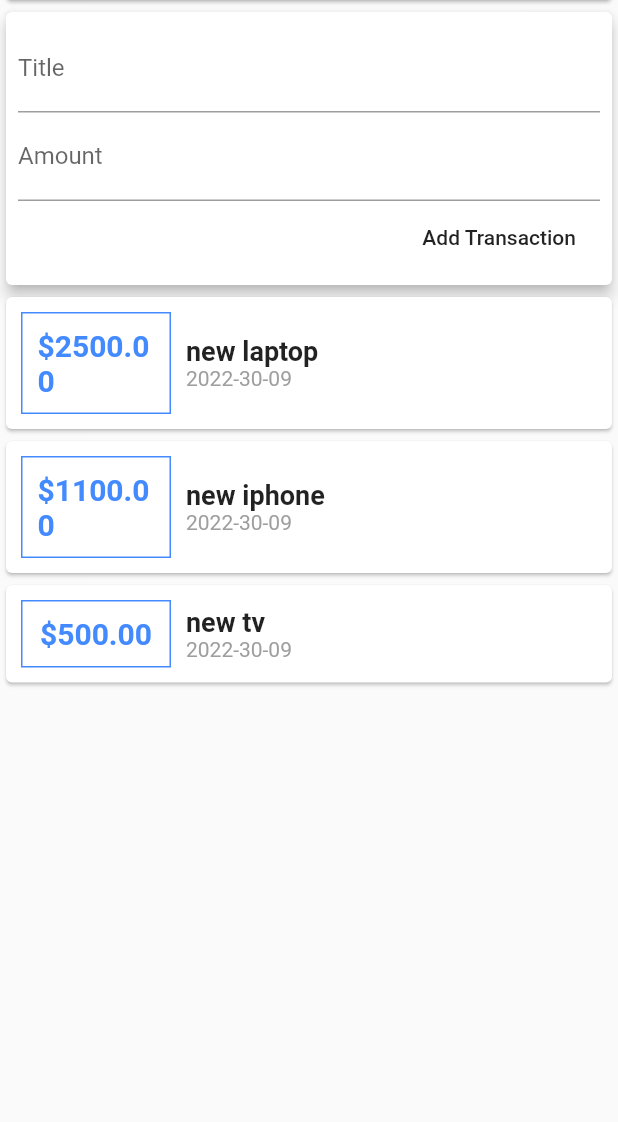
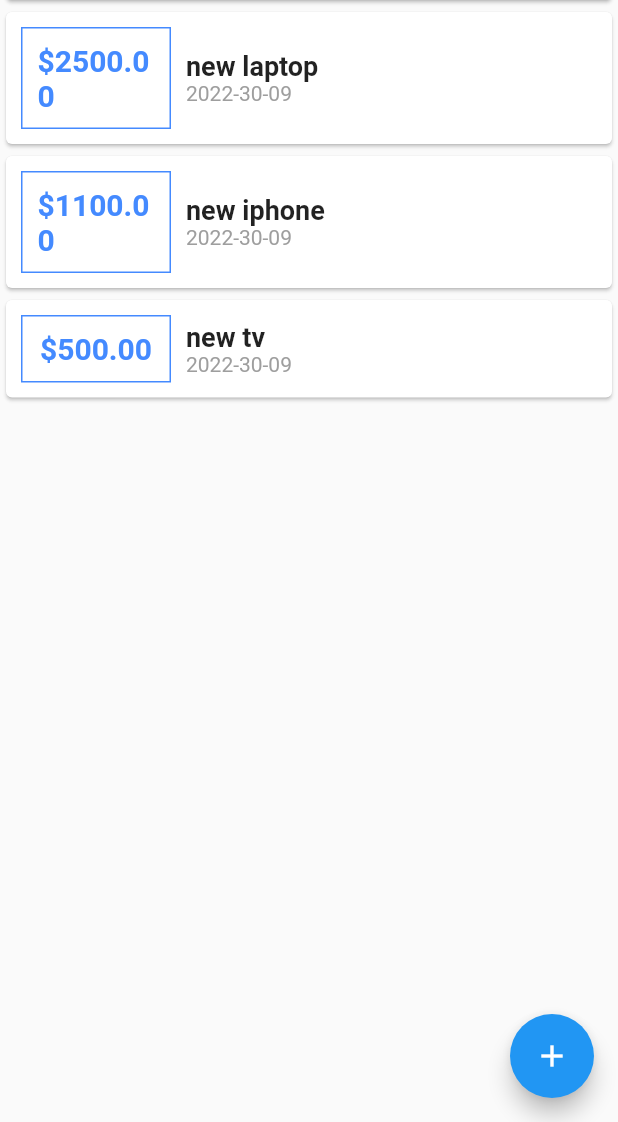
Before and after one commit to vladislavkovaliov/personal-expenses-app, a Flutter app: the screen it shows after launch, on a phone screen of 412 x 824 dp, the part 114-1236 px from its top. Run offline on Flutter 3.47's test engine with Material 2 defaults, Android fonts, the phone set to English and light mode, and no system bars.

Commit message:
moves create transaction into modal

```diff
--- a/lib/main.dart
+++ b/lib/main.dart
@@ -1,5 +1,7 @@
 import 'package:flutter/material.dart';
-import 'package:personal_expenses_app/widgets/UserTransactions.dart';
+import 'package:personal_expenses_app/models/transaction.dart';
+import 'package:personal_expenses_app/widgets/NewTransaction.dart';
+import 'package:personal_expenses_app/widgets/TransactionsList.dart';
 
 void main() {
   runApp(const MyApp());
@@ -40,6 +42,53 @@ class MyHomePage extends StatefulWidget {
 }
 
 class _MyHomePageState extends State<MyHomePage> {
+  final List<Transaction> transactions = [
+    Transaction(
+      id: '1',
+      title: "new laptop",
+      amount: 2500,
+      date: DateTime.now(),
+    ),
+    Transaction(
+      id: '1',
+      title: "new iphone",
+      amount: 1100,
+      date: DateTime.now(),
+    ),
+    Transaction(
+      id: '1',
+      title: "new tv",
+      amount: 500,
+      date: DateTime.now(),
+    ),
+  ];
+
+  void addTransaction(String title, double amount) {
+    final newTransaction = Transaction(
+      id: DateTime.now().toString(),
+      title: title,
+      amount: amount,
+      date: DateTime.now(),
+    );
+
+    setState(() {
+      transactions.add(newTransaction);
+    });
+  }
+
+  void startNewTransaction(BuildContext context) {
+    showModalBottomSheet(
+      context: context,
+      builder: (ctx) {
+        return GestureDetector(
+          child: NewTransaction(addTransaction),
+          onTap: () {},
+          behavior: HitTestBehavior.opaque,
+        );
+      },
+    );
+  }
+
   @override
   Widget build(BuildContext context) {
     return Scaffold(
@@ -56,8 +105,14 @@ class _MyHomePageState extends State<MyHomePage> {
                 child: Text("chart"),
               ),
             ),
-            UserTransactions(),
+            TransactionsList(transactions),
           ],
+        ),
+      ),
+      floatingActionButton: FloatingActionButton(
+        onPressed: () => startNewTransaction(context),
+        child: const Icon(
+          Icons.add,
         ),
       ),
     );
--- a/lib/widgets/UserTransactions.dart
+++ /dev/null
@@ -1,43 +0,0 @@
-import 'package:flutter/material.dart';
-import 'package:personal_expenses_app/models/transaction.dart';
-import 'package:personal_expenses_app/widgets/NewTransaction.dart';
-import 'package:personal_expenses_app/widgets/TransactionsList.dart';
-
-class UserTransactions extends StatefulWidget {
-  const UserTransactions({Key? key}) : super(key: key);
-
-  @override
-  State<UserTransactions> createState() => _UserTransactionsState();
-}
-
-class _UserTransactionsState extends State<UserTransactions> {
-  final List<Transaction> transactions = [
-    Transaction(
-        id: '1', title: "new laptop", amount: 2500, date: DateTime.now()),
-    Transaction(
-        id: '1', title: "new iphone", amount: 1100, date: DateTime.now()),
-    Transaction(id: '1', title: "new tv", amount: 500, date: DateTime.now()),
-  ];
-
-  void addTransaction(String title, double amount) {
-    final newTransaction = Transaction(
-        id: DateTime.now().toString(),
-        title: title,
-        amount: amount,
-        date: DateTime.now());
-
-    setState(() {
-      transactions.add(newTransaction);
-    });
-  }
-
-  @override
-  Widget build(BuildContext context) {
-    return Column(
-      children: [
-        NewTransaction(addTransaction),
-        TransactionsList(transactions),
-      ],
-    );
-  }
-}
```
Also changed, not shown: lib/widgets/NewTransaction.dart (+17 -5 lines), lib/widgets/TransactionsList.dart (+22 -10 lines).
